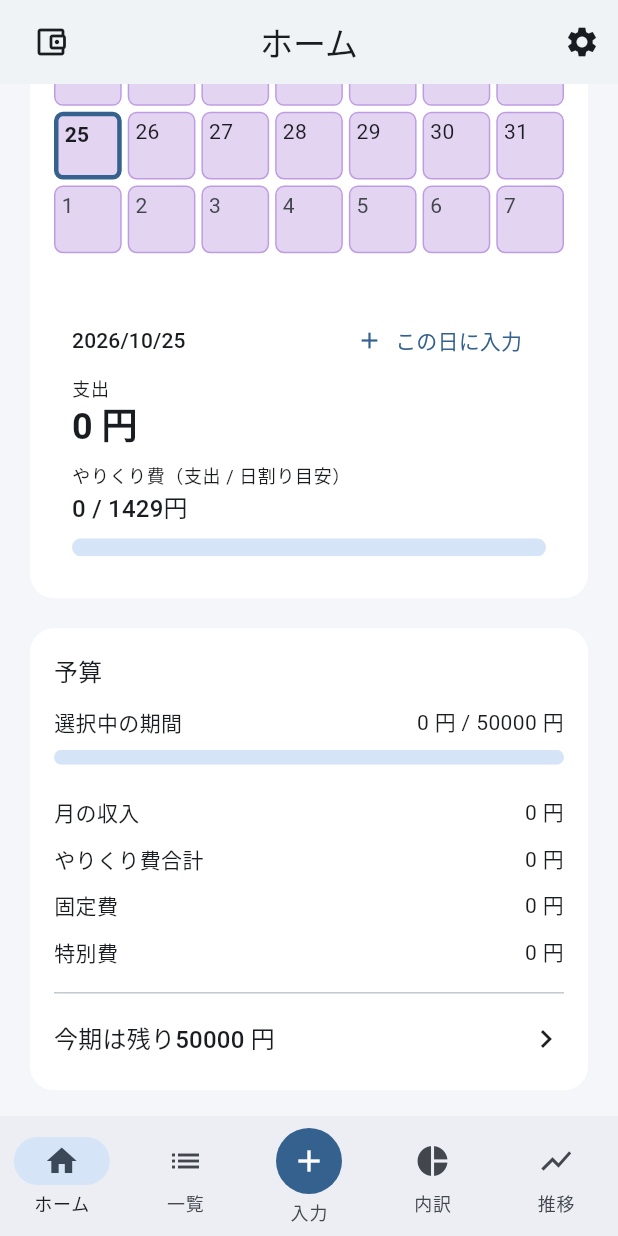
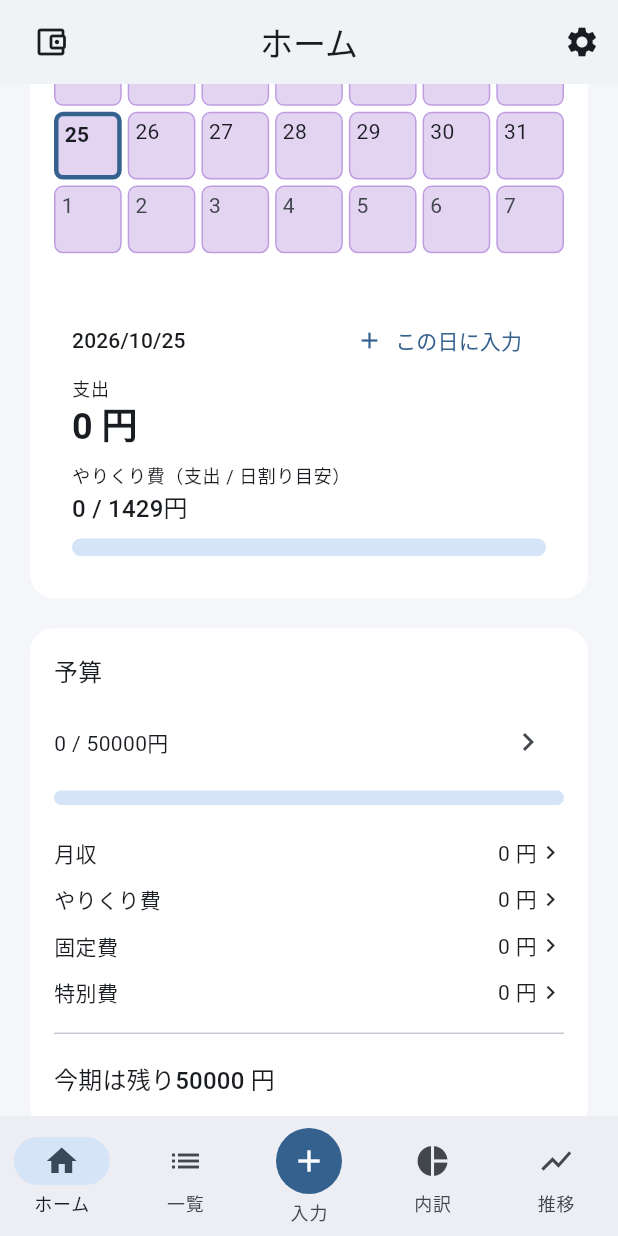
Before and after one commit to shinji1095/kakeibo, a Flutter app: the screen it shows after launch, scrolled down 576 dp, on a phone screen of 412 x 824 dp. Run offline on Flutter 3.47's test engine with Material 3 defaults, Android fonts, the phone set to English and light mode, and no system bars; our stand-ins replace drift, fl_chart, flutter_riverpod, get_it, go_router, share_plus; accounts and stored records are empty; generated files the repository leaves out were written again; project files that could hold a hidden picture were left out.

Commit message:
fix: 予算エリアの表示を修正

```diff
--- a/lib/core/localization/app_localizations.dart
+++ b/lib/core/localization/app_localizations.dart
@@ -166,8 +166,8 @@ class AppLocalizations {
       'homeSelectedPeriod': '選択中の期間',
       'homePeriodsTitle': 'やりくり期間',
       'homeBudgetTitle': '予算',
-      'homeMonthlyIncomeLabel': '月の収入',
-      'homeVariableTotalLabel': 'やりくり費合計',
+      'homeMonthlyIncomeLabel': '月収',
+      'homeVariableTotalLabel': 'やりくり費',
       'homeFixedExpensesLabel': '固定費',
       'homeSpecialExpensesLabel': '特別費',
       'homePeriodRemaining': '今期は残り{amount}',
@@ -188,7 +188,7 @@ class AppLocalizations {
       'homeDailyExpenseTotal': '支出',
       'homeDailyIncome': 'この日の収入',
       'homeDailyBudgetRatioLabel': 'やりくり費（支出 / 日割り目安）',
-      'homeDailyBudgetRatio': '{spent} / {target}円',
+      'currencyRatio': '{spent} / {target}円',
       'homeDailyBudgetOver': '目安を{amount}超過',
       'homeDailyInput': 'この日に入力',
       'homeBudgetRemainingLabel': 'やりくり費 残額',
@@ -406,7 +406,7 @@ class AppLocalizations {
       'homeDailyExpenseTotal': 'Expenses',
       'homeDailyIncome': 'Income for this day',
       'homeDailyBudgetRatioLabel': 'Discretionary spending / daily target',
-      'homeDailyBudgetRatio': '{spent} / {target} JPY',
+      'currencyRatio': '{spent} / {target} JPY',
       'homeDailyBudgetOver': '{amount} over daily target',
       'homeDailyInput': 'Add for this day',
       'homeBudgetRemainingLabel': 'Remaining Budget',
@@ -751,9 +751,9 @@ class AppLocalizations {
   String homeDailyBudgetOver(int amount) =>
       _format('homeDailyBudgetOver', {'amount': formatCurrency(amount)});
 
-  String homeDailyBudgetRatio(int? spent, int? target) {
+  String formatCurrencyRatio(int? spent, int? target) {
     if (spent == null || target == null) return '—';
-    return _format('homeDailyBudgetRatio', {
+    return _format('currencyRatio', {
       'spent': spent.toString(),
       'target': target.toString(),
     });
--- a/lib/presentation/pages/home_page.dart
+++ b/lib/presentation/pages/home_page.dart
@@ -3,6 +3,7 @@ import 'package:flutter_riverpod/flutter_riverpod.dart';
 import 'package:go_router/go_router.dart';
 import 'package:kakeibo/core/localization/app_localizations.dart';
 import 'package:kakeibo/domain/entities/annual_schedule.dart';
+import 'package:kakeibo/domain/entities/transaction.dart';
 import 'package:kakeibo/presentation/providers/annual_schedule_provider.dart';
 import 'package:kakeibo/presentation/providers/home_provider.dart';
 import 'package:kakeibo/presentation/providers/settings_provider.dart';
@@ -507,17 +508,19 @@ class _HomePageState extends ConsumerState<HomePage> {
               crossAxisAlignment: CrossAxisAlignment.start,
               children: [
                 Row(
-                  mainAxisAlignment: MainAxisAlignment.spaceBetween,
                   children: [
-                    Text(l10n.homeSelectedPeriod),
-                    if (spentThisPeriod != null)
                     Expanded(
                       child: Text(
-                          '${l10n.formatCurrency(spentThisPeriod)} / ${l10n.formatCurrency(periodBudget)}',
-                          textAlign: TextAlign.end,
+                        l10n.formatCurrencyRatio(spentThisPeriod, periodBudget),
                         maxLines: 1,
                         overflow: TextOverflow.ellipsis,
                       ),
+                    ),
+                    IconButton(
+                      key: const Key('home-budget-link'),
+                      tooltip: l10n.budgetSettingsTitle,
+                      onPressed: () => context.push('/settings/budget'),
+                      icon: const Icon(Icons.chevron_right),
                     ),
                   ],
                 ),
@@ -537,49 +540,46 @@ class _HomePageState extends ConsumerState<HomePage> {
                 _AmountRow(
                   label: l10n.homeMonthlyIncomeLabel,
                   amount: monthSummaryAsync.valueOrNull?.income,
+                  onTap: () =>
+                      context.go('/input?type=income', extra: _selectedDate),
                 ),
                 _AmountRow(
                   label: l10n.homeVariableTotalLabel,
                   amount: spentThisPeriod,
+                  onTap: () => context.go(
+                    '/input?attribute=${ExpenseAttribute.variable.name}',
+                    extra: _selectedDate,
+                  ),
                 ),
                 _AmountRow(
                   label: l10n.homeFixedExpensesLabel,
                   amount: monthSummaryAsync.valueOrNull?.fixedExpenses,
+                  onTap: () => context.go(
+                    '/input?attribute=${ExpenseAttribute.fixed.name}',
+                    extra: _selectedDate,
+                  ),
                 ),
                 _AmountRow(
                   label: l10n.homeSpecialExpensesLabel,
                   amount: monthSummaryAsync.valueOrNull?.specialExpenses,
+                  onTap: () => context.go(
+                    '/input?attribute=${ExpenseAttribute.bonus.name}',
+                    extra: _selectedDate,
+                  ),
                 ),
                 const Divider(height: 24),
-                InkWell(
-                  key: const Key('home-budget-link'),
-                  borderRadius: BorderRadius.circular(8),
-                  onTap: () => context.push('/settings/budget'),
-                  child: Padding(
+                Padding(
                   padding: const EdgeInsets.symmetric(vertical: 6),
-                    child: Row(
-                      children: [
-                        Expanded(
                   child: Text(
                     remainingBudget == null
                         ? l10n.homeBudgetRemainingLabel
                         : isCurrentPeriod
                             ? l10n.homePeriodRemaining(remainingBudget)
-                                    : l10n.homeSelectedPeriodRemaining(
-                                        remainingBudget),
-                            style: Theme.of(context)
-                                .textTheme
-                                .titleMedium
-                                ?.copyWith(
-                                  color: remainingBudget != null &&
-                                          remainingBudget < 0
+                            : l10n.homeSelectedPeriodRemaining(remainingBudget),
+                    style: Theme.of(context).textTheme.titleMedium?.copyWith(
+                          color: remainingBudget != null && remainingBudget < 0
                               ? Theme.of(context).colorScheme.error
                               : null,
-                                ),
-                          ),
-                        ),
-                        const Icon(Icons.chevron_right),
-                      ],
                         ),
                   ),
                 ),
@@ -710,7 +710,7 @@ class _DailyExpenseSummary extends StatelessWidget {
             style: Theme.of(context).textTheme.bodySmall,
           ),
           Text(
-            l10n.homeDailyBudgetRatio(variableExpense, dailyTarget),
+            l10n.formatCurrencyRatio(variableExpense, dailyTarget),
             key: const Key('home-daily-budget-ratio'),
             style: Theme.of(context).textTheme.titleMedium,
           ),
@@ -742,21 +742,29 @@ class _DailyExpenseSummary extends StatelessWidget {
 class _AmountRow extends StatelessWidget {
   final String label;
   final int? amount;
+  final VoidCallback? onTap;
 
-  const _AmountRow({required this.label, required this.amount});
+  const _AmountRow({required this.label, required this.amount, this.onTap});
 
   @override
   Widget build(BuildContext context) {
     final l10n = AppLocalizations.of(context);
-    return Padding(
+    final content = Padding(
       padding: const EdgeInsets.symmetric(vertical: 5),
       child: Row(
         mainAxisAlignment: MainAxisAlignment.spaceBetween,
         children: [
           Expanded(child: Text(label)),
           Text(amount == null ? '—' : l10n.formatCurrency(amount!)),
+          if (onTap != null) const Icon(Icons.chevron_right, size: 18),
         ],
       ),
     );
+    if (onTap == null) return content;
+    return InkWell(
+      onTap: onTap,
+      borderRadius: BorderRadius.circular(8),
+      child: content,
+    );
   }
 }
```
Also changed, not shown: lib/app.dart (+13 -1 lines), lib/presentation/pages/input_page.dart (+11 -2 lines). Lines whose indentation alone changed are shown as unchanged.
